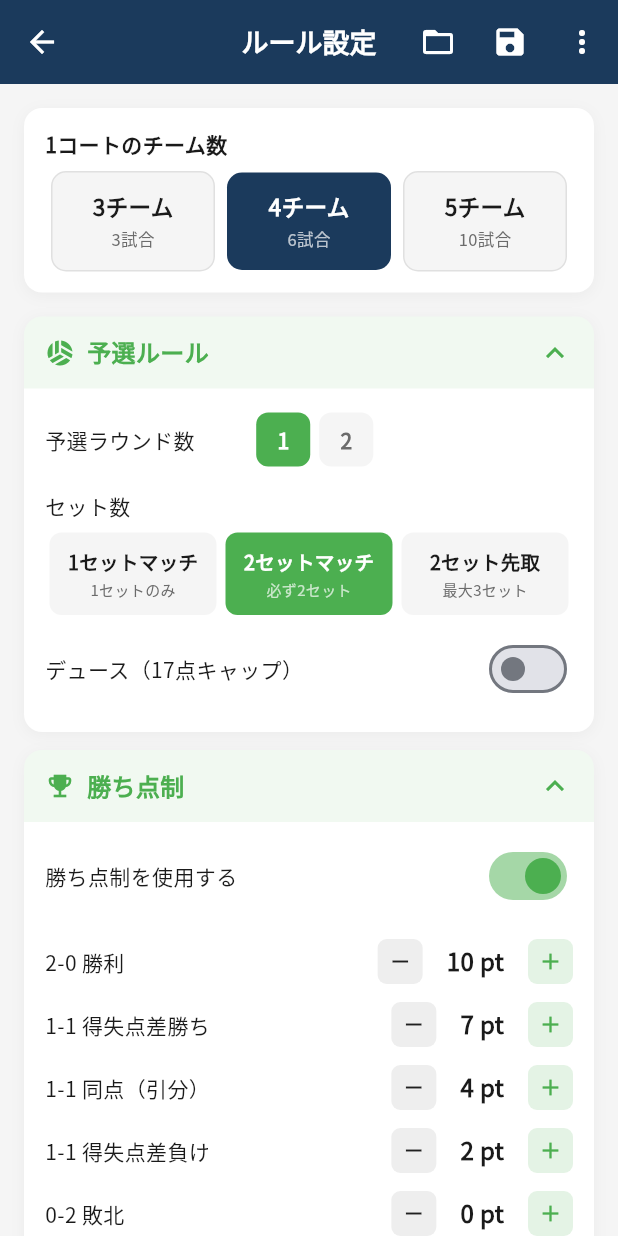
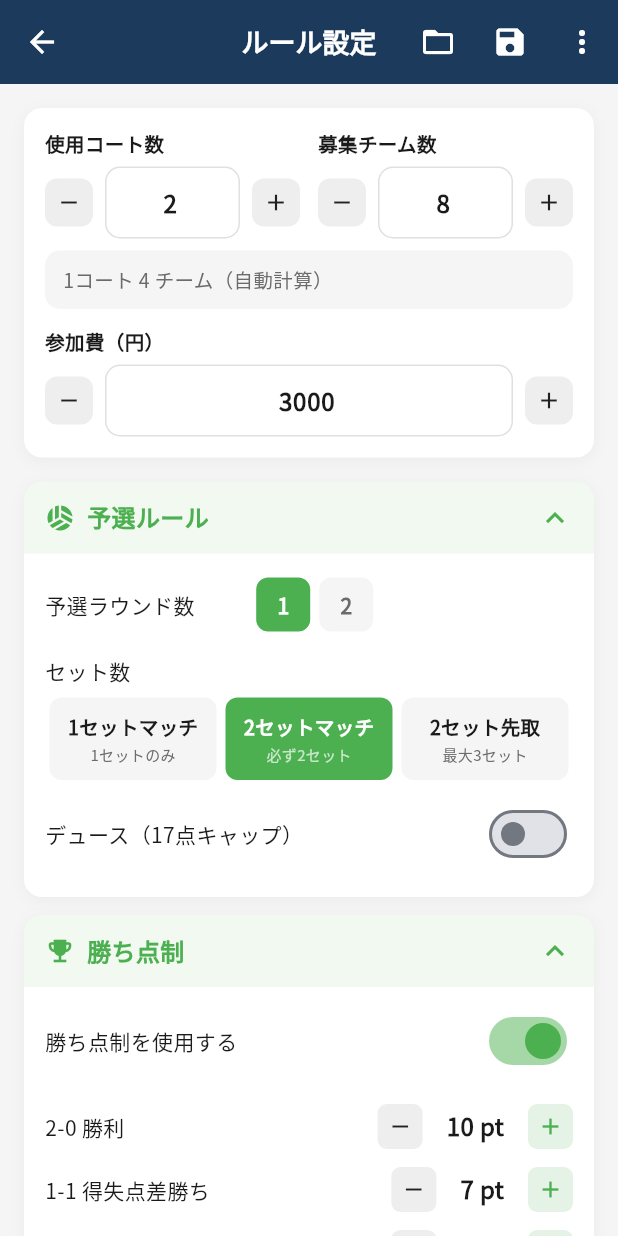
Before and after one commit to sofvo-dev/sofvo, a Flutter app: the TournamentRulesScreen screen opened directly, on a phone screen of 412 x 824 dp. Run offline on Flutter 3.47's test engine with Material 3 defaults, Android fonts, the phone set to English and light mode, and no system bars; our stand-ins replace cached_network_image, cloud_firestore, file_picker, firebase_auth, firebase_core, firebase_messaging and 10 more; missing offline and left inert: dart:js_interop, mobile_scanner; accounts and stored records are empty; network calls fail.

Commit message:
ルール設定画面にコート数・募集チーム数・参加費の入力フィールド追加
- 使用コート数・募集チーム数を数値入力（+/-ボタン付き）
- 1コートあたりのチーム数を自動計算で表示
- 参加費（円）を500円刻みで入力可能
- ルール画面から戻った際に管理画面のコントローラーと同期

https://claude.ai/code/session_01NdXNSNEhWCRPmtaSJSELhX

```diff
--- a/lib/screens/tournament/tournament_rules_screen.dart
+++ b/lib/screens/tournament/tournament_rules_screen.dart
@@ -20,8 +20,11 @@ class _TournamentRulesScreenState extends State<TournamentRulesScreen> {
   static const Color _otherColor = Color(0xFF607D8B);
   static const Color _suggestColor = Color(0xFF2196F3);
 
-  // Court settings
-  int _teamsPerCourt = 4;
+  // Court / Team / Fee settings
+  int _courtCount = 2;
+  int _maxTeams = 8;
+  int _entryFee = 3000;
+  int get _teamsPerCourt => (_maxTeams / _courtCount).ceil();
 
   // Preliminary - Round 1 (also used as shared settings when rounds=1)
   int _prelimRounds = 1;
@@ -99,7 +102,9 @@ class _TournamentRulesScreenState extends State<TournamentRulesScreen> {
   @override
   void initState() {
     super.initState();
-    // Initialize scoring maps to match default set format
+    // Initialize from widget params
+    _courtCount = widget.courtCount ?? 2;
+    _maxTeams = widget.maxTeams ?? 8;
     _r1Scoring = Map<String, int>.from(_defaultScoringForFormat(_prelimSets));
     _r2Scoring = Map<String, int>.from(_defaultScoringForFormat(_r2Sets));
     if (widget.initialRules != null) _loadRules(widget.initialRules!);
@@ -112,7 +117,9 @@ class _TournamentRulesScreenState extends State<TournamentRulesScreen> {
     final o = r['other'] as Map<String, dynamic>? ?? {};
     final m = r['management'] as Map<String, dynamic>? ?? {};
     setState(() {
-      _teamsPerCourt = m['teamsPerCourt'] ?? 4;
+      _courtCount = m['courtCount'] ?? widget.courtCount ?? 2;
+      _maxTeams = m['maxTeams'] ?? widget.maxTeams ?? 8;
+      _entryFee = m['entryFee'] ?? 3000;
       _prelimRounds = p['rounds'] ?? 1;
 
       if (_prelimRounds == 2 && p['round1'] != null) {
@@ -197,7 +204,7 @@ class _TournamentRulesScreenState extends State<TournamentRulesScreen> {
     }
 
     return {
-      'management': {'teamsPerCourt': _teamsPerCourt},
+      'management': {'courtCount': _courtCount, 'maxTeams': _maxTeams, 'entryFee': _entryFee, 'teamsPerCourt': _teamsPerCourt},
       'preliminary': prelim,
       'scoring': scoring,
       'final': {
@@ -217,7 +224,9 @@ class _TournamentRulesScreenState extends State<TournamentRulesScreen> {
   // ── Reset to defaults ──
   void _resetDefaults() {
     setState(() {
-      _teamsPerCourt = 4;
+      _courtCount = widget.courtCount ?? 2;
+      _maxTeams = widget.maxTeams ?? 8;
+      _entryFee = 3000;
       _prelimRounds = 1;
       _prelimSets = 2; _prelimDeuce = false; _prelimDeuceCap = 17;
       _r2Sets = 2; _r2Deuce = false; _r2DeuceCap = 17;
@@ -236,7 +245,6 @@ class _TournamentRulesScreenState extends State<TournamentRulesScreen> {
   // ── Kabirunrun Cup preset ──
   void _applyKabirunrunPreset() {
     setState(() {
-      _teamsPerCourt = 4;
       _prelimRounds = 1;
       _prelimSets = 2; _prelimDeuce = false; _prelimDeuceCap = 17;
       _r2Sets = 2; _r2Deuce = false; _r2DeuceCap = 17;
@@ -254,7 +262,7 @@ class _TournamentRulesScreenState extends State<TournamentRulesScreen> {
 
   // ── Auto suggest ──
   Map<String, dynamic> _calcSuggestion() {
-    final courts = widget.courtCount ?? 4;
+    final courts = _courtCount;
     double hours = 8;
     if (widget.startTime != null && widget.endTime != null) {
       final s = _parseTime(widget.startTime!);
@@ -262,10 +270,8 @@ class _TournamentRulesScreenState extends State<TournamentRulesScreen> {
       if (s != null && e != null) hours = e.difference(s).inMinutes / 60.0;
     }
 
-    // チーム数: 管理画面から渡された値を優先、なければコート数×1コートチーム数
-    final totalTeams = widget.maxTeams ?? (courts * _teamsPerCourt);
-    // 実際の1コートあたりのチーム数を算出
-    final actualTeamsPerCourt = (totalTeams / courts).ceil();
+    final totalTeams = _maxTeams;
+    final actualTeamsPerCourt = _teamsPerCourt;
 
     // 1コート内の総当たり試合数 = n*(n-1)/2
     final matchesPerCourt = actualTeamsPerCourt * (actualTeamsPerCourt - 1) ~/ 2;
@@ -465,6 +471,46 @@ class _TournamentRulesScreenState extends State<TournamentRulesScreen> {
     ]);
   }
 
+  Widget _numberInputField(String label, int value, ValueChanged<int> onChanged, {int step = 1}) {
+    final ctrl = TextEditingController(text: '$value');
+    return Column(crossAxisAlignment: CrossAxisAlignment.start, children: [
+      Text(label, style: const TextStyle(fontSize: 13, fontWeight: FontWeight.w600)),
+      const SizedBox(height: 6),
+      Row(children: [
+        GestureDetector(
+          onTap: () { onChanged(value - step); },
+          child: Container(
+            width: 32, height: 32,
+            decoration: BoxDecoration(color: Colors.grey[200], borderRadius: BorderRadius.circular(8)),
+            child: const Icon(Icons.remove, size: 18),
+          ),
+        ),
+        const SizedBox(width: 8),
+        Expanded(child: TextField(
+          controller: ctrl,
+          keyboardType: TextInputType.number,
+          textAlign: TextAlign.center,
+          style: const TextStyle(fontSize: 16, fontWeight: FontWeight.bold),
+          decoration: InputDecoration(
+            contentPadding: const EdgeInsets.symmetric(vertical: 8),
+            border: OutlineInputBorder(borderRadius: BorderRadius.circular(10), borderSide: BorderSide(color: Colors.grey[300]!)),
+            enabledBorder: OutlineInputBorder(borderRadius: BorderRadius.circular(10), borderSide: BorderSide(color: Colors.grey[300]!)),
+          ),
+          onChanged: (t) { final v = int.tryParse(t); if (v != null) onChanged(v); },
+        )),
+        const SizedBox(width: 8),
+        GestureDetector(
+          onTap: () { onChanged(value + step); },
+          child: Container(
+            width: 32, height: 32,
+            decoration: BoxDecoration(color: Colors.grey[200], borderRadius: BorderRadius.circular(8)),
+            child: const Icon(Icons.add, size: 18),
+          ),
+        ),
+      ]),
+    ]);
+  }
+
   // ── Template save/load ──
   Future<void> _saveTemplate() async {
     final nameCtrl = TextEditingController();
@@ -573,39 +619,27 @@ class _TournamentRulesScreenState extends State<TournamentRulesScreen> {
         padding: const EdgeInsets.all(16),
         child: Column(crossAxisAlignment: CrossAxisAlignment.start, children: [
 
-          // ── Teams per court (only when maxTeams not provided) ──
-          if (widget.maxTeams == null) ...[
+          // ── コート数・チーム数・参加費 ──
           Container(
             width: double.infinity, padding: const EdgeInsets.all(14),
             decoration: BoxDecoration(color: Colors.white, borderRadius: BorderRadius.circular(12), boxShadow: [BoxShadow(color: Colors.black.withValues(alpha:0.04), blurRadius: 8, offset: const Offset(0, 2))]),
             child: Column(crossAxisAlignment: CrossAxisAlignment.start, children: [
-              const Text('1コートのチーム数', style: TextStyle(fontSize: 14, fontWeight: FontWeight.w600)),
+              Row(children: [
+                Expanded(child: _numberInputField('使用コート数', _courtCount, (v) => setState(() => _courtCount = v.clamp(1, 20)))),
+                const SizedBox(width: 12),
+                Expanded(child: _numberInputField('募集チーム数', _maxTeams, (v) => setState(() => _maxTeams = v.clamp(2, 100)))),
+              ]),
               const SizedBox(height: 8),
-              Row(children: [3, 4, 5].map((n) {
-                final sel = _teamsPerCourt == n;
-                final matches = n == 3 ? 3 : (n == 4 ? 6 : 10);
-                return Expanded(child: GestureDetector(
-                  onTap: () => setState(() => _teamsPerCourt = n),
-                  child: Container(
-                    margin: const EdgeInsets.symmetric(horizontal: 4),
-                    padding: const EdgeInsets.symmetric(vertical: 12),
-                    decoration: BoxDecoration(
-                      color: sel ? AppTheme.primaryColor : Colors.grey[100],
-                      borderRadius: BorderRadius.circular(10),
-                      border: sel ? null : Border.all(color: Colors.grey[300]!),
-                    ),
-                    child: Column(children: [
-                      Text('$nチーム', style: TextStyle(fontSize: 15, fontWeight: FontWeight.bold, color: sel ? Colors.white : AppTheme.textPrimary)),
-                      const SizedBox(height: 4),
-                      Text('$matches試合', style: TextStyle(fontSize: 11, color: sel ? Colors.white70 : AppTheme.textSecondary)),
-                    ]),
-                  ),
-                ));
-              }).toList()),
+              Container(
+                width: double.infinity, padding: const EdgeInsets.symmetric(vertical: 10, horizontal: 12),
+                decoration: BoxDecoration(color: Colors.grey[100], borderRadius: BorderRadius.circular(10)),
+                child: Text('1コート $_teamsPerCourt チーム（自動計算）', style: TextStyle(fontSize: 13, color: AppTheme.textSecondary)),
+              ),
+              const SizedBox(height: 12),
+              _numberInputField('参加費（円）', _entryFee, (v) => setState(() => _entryFee = v.clamp(0, 99999)), step: 500),
             ]),
           ),
           const SizedBox(height: 16),
-          ],
 
           // ── Preliminary ──
           _collapsibleSection('予選ルール', Icons.sports_volleyball, _prelimColor, _prelimOpen, (v) => setState(() => _prelimOpen = v), [
```
Also changed, not shown: lib/screens/tournament/tournament_management_screen.dart (+21 -3 lines).
